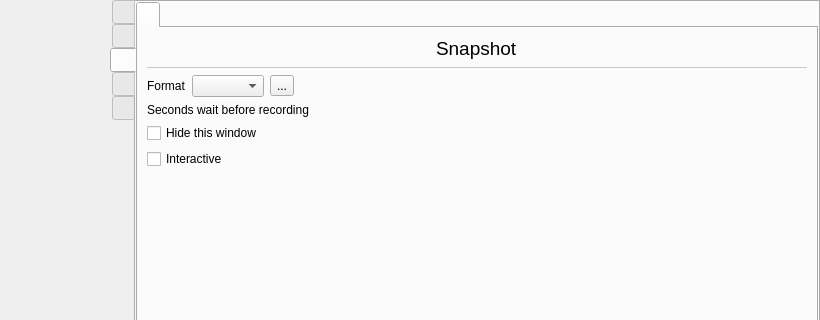
Before: the Qt Designer form src/wayland/formMainWindow_wl.ui in vkohaupt/vokoscreenNG, drawn with Qt 5; both pictures show x 0 to 820 and y 0 to 320 of the 820 by 498 pixel window.
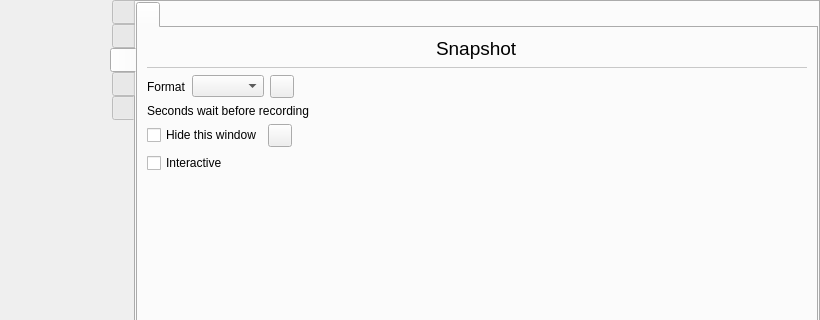
After: the same form once the commit is applied. The open tabs and pages were chosen to show the change. Icons and pictures are not drawn.

Commit message: Wayland: Added SnapshotHideBeforeRecordingReset

```diff
--- a/src/wayland/formMainWindow_wl.ui
+++ b/src/wayland/formMainWindow_wl.ui
@@ -2840,27 +2840,6 @@
               </item>
               <item>
                <layout class="QGridLayout" name="gridLayout">
-                <item row="4" column="0" colspan="2">
-                 <widget class="QCheckBox" name="checkBoxSnapshotHideBeforeRecording">
-                  <property name="text">
-                   <string>Hide this window</string>
-                  </property>
-                 </widget>
-                </item>
-                <item row="5" column="0" colspan="2">
-                 <widget class="QCheckBox" name="checkBox_snapshot_interactive">
-                  <property name="text">
-                   <string notr="true">Interactive</string>
-                  </property>
-                 </widget>
-                </item>
-                <item row="2" column="0">
-                 <widget class="QLabel" name="label_57">
-                  <property name="text">
-                   <string>Format</string>
-                  </property>
-                 </widget>
-                </item>
                 <item row="2" column="1">
                  <layout class="QHBoxLayout" name="horizontalLayout_44">
                   <item>
@@ -2869,7 +2848,7 @@
                   <item>
                    <widget class="QToolButton" name="toolButtonSnapshotFormatsReset">
                     <property name="text">
-                     <string notr="true">...</string>
+                     <string notr="true"/>
                     </property>
                     <property name="icon">
                      <iconset resource="../screencast.qrc">
@@ -2892,6 +2871,20 @@
                   </item>
                  </layout>
                 </item>
+                <item row="2" column="0">
+                 <widget class="QLabel" name="label_57">
+                  <property name="text">
+                   <string>Format</string>
+                  </property>
+                 </widget>
+                </item>
+                <item row="6" column="0" colspan="2">
+                 <widget class="QCheckBox" name="checkBox_snapshot_interactive">
+                  <property name="text">
+                   <string notr="true">Interactive</string>
+                  </property>
+                 </widget>
+                </item>
                 <item row="3" column="0" colspan="2">
                  <layout class="QHBoxLayout" name="horizontalLayout_59">
                   <item>
@@ -2903,6 +2896,44 @@
                   </item>
                  </layout>
                 </item>
+                <item row="4" column="0" colspan="2">
+                 <layout class="QHBoxLayout" name="horizontalLayout_24">
+                  <item>
+                   <widget class="QCheckBox" name="checkBoxSnapshotHideBeforeRecording">
+                    <property name="text">
+                     <string>Hide this window</string>
+                    </property>
+                   </widget>
+                  </item>
+                  <item>
+                   <widget class="QToolButton" name="toolButtonSnapshotHideBeforeRecordingReset">
+                    <property name="toolTip">
+                     <string>Reset</string>
+                    </property>
+                    <property name="text">
+                     <string notr="true"/>
+                    </property>
+                    <property name="icon">
+                     <iconset resource="../screencast.qrc">
+                      <normaloff>:/pictures/screencast/undo.png</normaloff>:/pictures/screencast/undo.png</iconset>
+                    </property>
+                   </widget>
+                  </item>
+                  <item>
+                   <spacer name="horizontalSpacer_11">
+                    <property name="orientation">
+                     <enum>Qt::Horizontal</enum>
+                    </property>
+                    <property name="sizeHint" stdset="0">
+                     <size>
+                      <width>40</width>
+                      <height>20</height>
+                     </size>
+                    </property>
+                   </spacer>
+                  </item>
+                 </layout>
+                </item>
                </layout>
               </item>
               <item>
```
Left out of the diff: 11 changed lines with no effect on the pictures. The commit also changes 1 other file.
